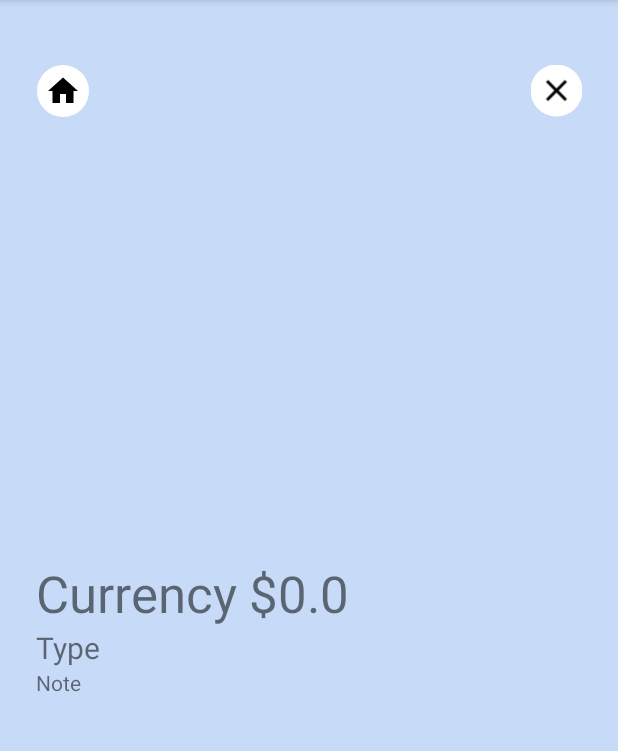
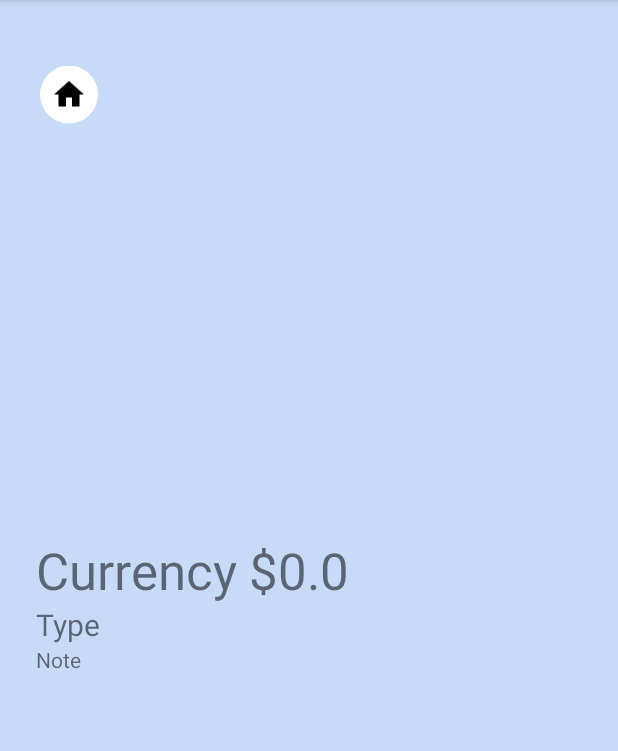
Before and after one commit to mwstl/AccountingApp, an Android app: the PurchaseEntryDetails screen opened directly, with no data from a screen before it, on a phone screen of 412 x 824 dp, the part 84-835 px from its top. Run offline under Robolectric (Android 15) with nearby library versions, the phone set to English and light mode, and no system bars.

Commit message:
update light sensor

```diff
--- /dev/null
+++ b/app/src/main/java/com/example/expensestracker/MySensorEventListener.java
@@ -0,0 +1,50 @@
+package com.example.expensestracker;
+
+import android.content.Context;
+import android.graphics.Color;
+import android.hardware.Sensor;
+import android.hardware.SensorEvent;
+import android.hardware.SensorEventListener;
+import android.hardware.SensorManager;
+import android.os.Vibrator;
+import android.view.Window;
+import android.view.WindowManager;
+
+public class MySensorEventListener implements SensorEventListener {
+
+    public static float []  mLightSensor = null;
+
+    private WindowManager.LayoutParams layoutParams;
+    private Window window;
+
+    public MySensorEventListener(Window window){
+
+        layoutParams = window.getAttributes();
+        this.window = window;
+    }
+
+    @Override
+    public void onSensorChanged(SensorEvent event) {
+
+        float lightValue = event.values[0];
+
+        if (lightValue < 20) {
+            // Brightness is less than 20
+            layoutParams.screenBrightness = 0;
+            window.setAttributes(layoutParams);
+            window.getDecorView().setBackgroundColor(Color.rgb(132,147,169));
+        } else {
+//            if (lightValue >= 10 && lightValue < 100) {
+            // Brightness is greater than 20
+            layoutParams.screenBrightness = 1;
+            window.setAttributes(layoutParams);
+            window.getDecorView().setBackgroundColor(Color.rgb(199,219,248));
+        }
+
+    }
+
+    @Override
+    public void onAccuracyChanged(Sensor sensor, int accuracy) {
+
+    }
+}
--- a/app/src/main/java/com/example/expensestracker/PurchaseEntryDetails.java
+++ b/app/src/main/java/com/example/expensestracker/PurchaseEntryDetails.java
@@ -2,9 +2,15 @@ package com.example.expensestracker;
 
 import androidx.appcompat.app.AppCompatActivity;
 
+import android.content.Context;
+import android.content.Intent;
 import android.database.Cursor;
+import android.hardware.Sensor;
+import android.hardware.SensorManager;
 import android.os.Bundle;
 import android.util.Log;
+import android.view.View;
+import android.widget.ImageView;
 import android.widget.TextView;
 
 import java.sql.Array;
@@ -17,15 +23,35 @@ public class PurchaseEntryDetails extends AppCompatActivity {
     int purchaseID;
     private MyDatabase db;
 
+    private ImageView homeClick;
+
+    private SensorManager sensorManager;
+    private Sensor lightSensor;
+    private MySensorEventListener msel;
+
     @Override
     protected void onCreate(Bundle savedInstanceState) {
         super.onCreate(savedInstanceState);
         setContentView(R.layout.activity_purchase_entry_details);
 
+        sensorManager = (SensorManager) getSystemService(Context.SENSOR_SERVICE);
+        lightSensor = sensorManager.getDefaultSensor(Sensor.TYPE_LIGHT);
+        msel = new MySensorEventListener(getWindow());
+        sensorManager.registerListener(msel, lightSensor, SensorManager.SENSOR_DELAY_NORMAL);
+
         amountTextView = findViewById(R.id.purchaseAmount);
         currencyTextView = findViewById(R.id.purchaseCurrency);
         typeTextView = findViewById(R.id.purchaseType);
         noteTextView = findViewById(R.id.purchaseNote);
+        homeClick = (ImageView) findViewById((R.id.homeClick));
+
+        homeClick.setOnClickListener(new View.OnClickListener() {
+            @Override
+            public void onClick(View v) {
+                Intent homePage = new Intent(PurchaseEntryDetails.this, MainActivity.class);
+                startActivity(homePage);
+            }
+        });
 
         purchaseID = getIntent().getIntExtra("purchase_id", 1);
         Log.d("PURCHASE ID", "ID: " + purchaseID);
@@ -60,4 +86,16 @@ public class PurchaseEntryDetails extends AppCompatActivity {
 //        currencyTextView.setText(entry.getCurrency());
 //        noteTextView.setText(entry.getNote());
     }
+
+    @Override
+    public void onResume() {
+        super.onResume();
+    }
+
+
+    @Override
+    protected void onPause() {
+        super.onPause();
+        sensorManager.unregisterListener(msel);
+    }
 }
--- a/app/src/main/res/layout/activity_login.xml
+++ b/app/src/main/res/layout/activity_login.xml
@@ -18,7 +18,7 @@
     <TextView
         android:layout_width="wrap_content"
         android:layout_height="wrap_content"
-        android:text="Welcome to MoneyPig"
+        android:text="Welcome to MoneyMate"
         android:textSize="20sp" />
 
 
--- a/app/src/main/res/layout/activity_purchase_entry_details.xml
+++ b/app/src/main/res/layout/activity_purchase_entry_details.xml
@@ -19,24 +19,14 @@
             android:id="@+id/homeClick"
             android:layout_width="wrap_content"
             android:layout_height="wrap_content"
-            android:padding="5dp"
+            android:padding="7dp"
             android:background="@drawable/circleshape"
             app:srcCompat="@drawable/baseline_home_24"
-            android:translationY="-260dp"
-            android:translationX="-164sp"
+            android:translationY="-275dp"
+            android:translationX="-160sp"
 
             />
-        <ImageView
-            android:id="@+id/blackClick"
-            android:layout_width="wrap_content"
-            android:layout_height="wrap_content"
-            android:padding="5dp"
-            android:background="@drawable/circleshape"
-            app:srcCompat="@drawable/baseline_close_24"
-            android:translationX="165sp"
-            android:translationY="-295dp"
 
-            />
 
 
         <LinearLayout
```
Also changed, not shown: app/src/main/java/com/example/expensestracker/CameraActivity.java (+71 -50 lines), app/src/main/java/com/example/expensestracker/LoginActivity.java (+36 -30 lines), app/src/main/java/com/example/expensestracker/MainActivity.java (+19 -0 lines), app/src/main/java/com/example/expensestracker/PurchaseEntry.java (+30 -0 lines), app/src/main/java/com/example/expensestracker/PurchaseList.java (+35 -0 lines), app/src/main/java/com/example/expensestracker/RegisterActivity.java (+22 -0 lines), app/src/main/java/com/example/expensestracker/budgetActivity.java (+35 -0 lines), app/src/main/res/layout/activity_budget.xml (+14 -0 lines), app/src/main/res/layout/activity_camera.xml (+4 -12 lines), app/src/main/res/layout/activity_main.xml (+18 -18 lines), app/src/main/res/layout/activity_purchase_entry.xml (+2 -12 lines), app/src/main/res/layout/activity_purchase_list.xml (+19 -1 lines).
